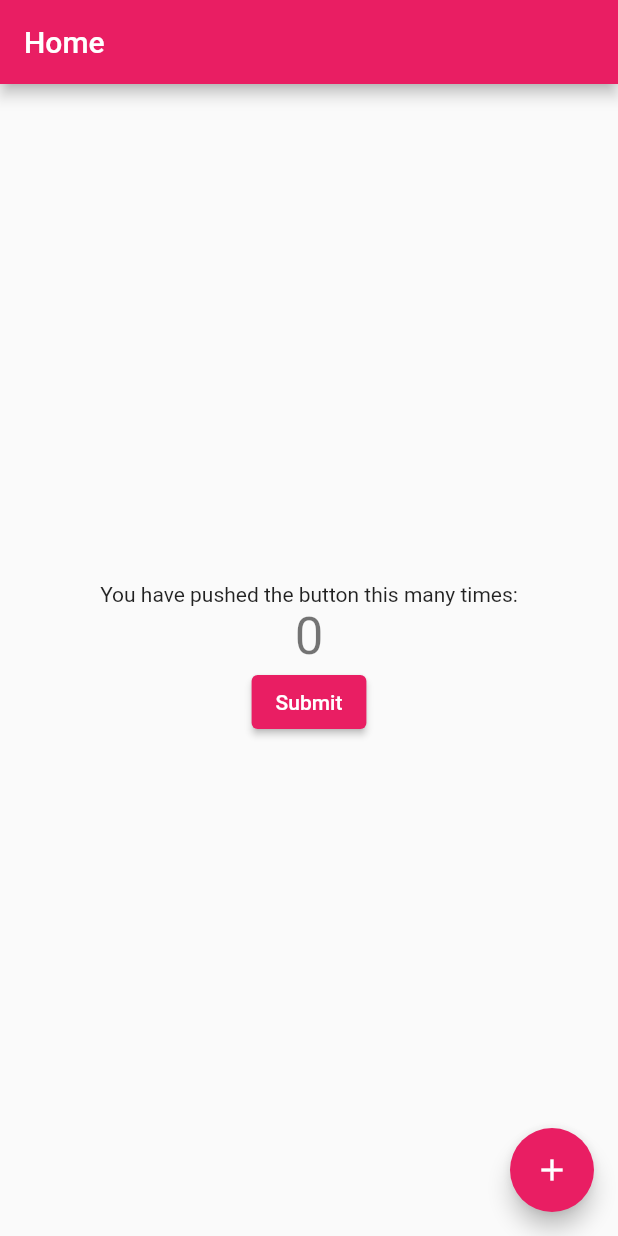
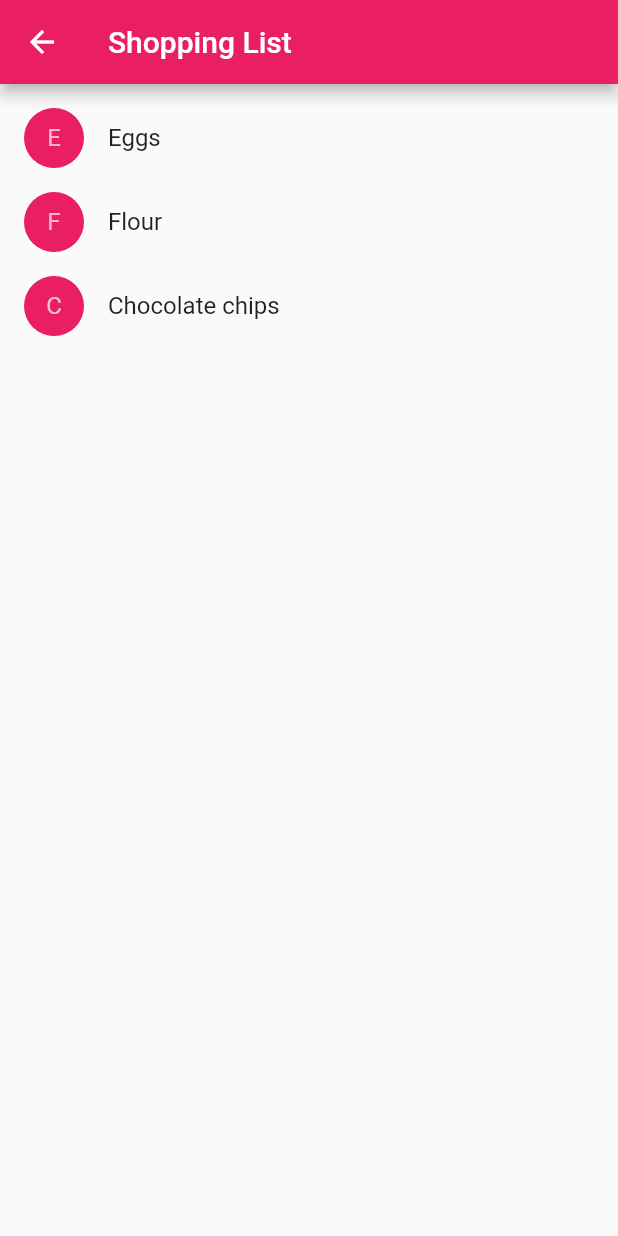
Before and after one commit to DallingtonAsin/ug-traffic-mobile, a Flutter app: the screen it shows after launch, after a tap on "Submit", on a phone screen of 412 x 824 dp. Run offline on Flutter 3.47's test engine with Material 2 defaults, Android fonts, the phone set to English and light mode, and no system bars.

Commit message:
added navigation

```diff
--- /dev/null
+++ b/lib/app.dart
@@ -0,0 +1,28 @@
+import 'package:flutter/material.dart';
+import 'package:ug_traffic/home_screen.dart';
+
+class App extends StatelessWidget {
+  const App({Key? key}) : super(key: key);
+
+  // This widget is the root of your application.
+  @override
+  Widget build(BuildContext context) {
+    return MaterialApp(
+      title: 'UG TRAFFIC',
+      theme: ThemeData(
+        // This is the theme of your application.
+        //
+        // Try running your application with "flutter run". You'll see the
+        // application has a blue toolbar. Then, without quitting the app, try
+        // changing the primarySwatch below to Colors.green and then invoke
+        // "hot reload" (press "r" in the console where you ran "flutter run",
+        // or simply save your changes to "hot reload" in a Flutter IDE).
+        // Notice that the counter didn't reset back to zero; the application
+        // is not restarted.
+        primarySwatch: Colors.pink,
+      ),
+      home: const HomeScreen(title: 'Home'),
+
+    );
+  }
+}
--- /dev/null
+++ b/lib/home_screen.dart
@@ -0,0 +1,101 @@
+import 'package:ug_traffic/common/custom_button.dart';
+import 'package:flutter/material.dart';
+import 'package:ug_traffic/product.dart';
+
+class HomeScreen extends StatefulWidget {
+  const HomeScreen({Key? key, required this.title}) : super(key: key);
+
+  // This widget is the home page of your application. It is stateful, meaning
+  // that it has a State object (defined below) that contains fields that affect
+  // how it looks.
+
+  // This class is the configuration for the state. It holds the values (in this
+  // case the title) provided by the parent (in this case the App widget) and
+  // used by the build method of the State. Fields in a Widget subclass are
+  // always marked "final".
+
+  final String title;
+
+  @override
+  State<HomeScreen> createState() => _HomeScreenState();
+}
+
+class _HomeScreenState extends State<HomeScreen> {
+  int _counter = 0;
+
+  void _incrementCounter() {
+    setState(() {
+      // This call to setState tells the Flutter framework that something has
+      // changed in this State, which causes it to rerun the build method below
+      // so that the display can reflect the updated values. If we changed
+      // _counter without calling setState(), then the build method would not be
+      // called again, and so nothing would appear to happen.
+      _counter++;
+    });
+  }
+
+  @override
+  Widget build(BuildContext context) {
+    // This method is rerun every time setState is called, for instance as done
+    // by the _incrementCounter method above.
+    //
+    // The Flutter framework has been optimized to make rerunning build methods
+    // fast, so that you can just rebuild anything that needs updating rather
+    // than having to individually change instances of widgets.
+    return Scaffold(
+      appBar: AppBar(
+        // Here we take the value from the HomeScreen object that was created by
+        // the App.build method, and use it to set our appbar title.
+        title: Text(widget.title),
+      ),
+      body: Center(
+        // Center is a layout widget. It takes a single child and positions it
+        // in the middle of the parent.
+        child: Column(
+          // Column is also a layout widget. It takes a list of children and
+          // arranges them vertically. By default, it sizes itself to fit its
+          // children horizontally, and tries to be as tall as its parent.
+          //
+          // Invoke "debug painting" (press "p" in the console, choose the
+          // "Toggle Debug Paint" action from the Flutter Inspector in Android
+          // Studio, or the "Toggle Debug Paint" command in Visual Studio Code)
+          // to see the wireframe for each widget.
+          //
+          // Column has various properties to control how it sizes itself and
+          // how it positions its children. Here we use mainAxisAlignment to
+          // center the children vertically; the main axis here is the vertical
+          // axis because Columns are vertical (the cross axis would be
+          // horizontal).
+          mainAxisAlignment: MainAxisAlignment.center,
+          children: <Widget>[
+            const Text(
+              'You have pushed the button this many times:',
+            ),
+            Text(
+              '$_counter',
+              style: Theme.of(context).textTheme.headline4,
+            ),
+            const SizedBox(width: 16),
+            Text('Counter: $_counter'),
+            CustomButton(
+                text: 'Submit',
+                onPressed: () => Navigator.push(
+                    context,
+                    MaterialPageRoute(
+                        builder: (context) => ShoppingList(products: [
+                              Product(name: 'Eggs'),
+                              Product(name: 'Flour'),
+                              Product(name: 'Chocolate chips'),
+                            ])))),
+          ],
+        ),
+      ),
+
+      floatingActionButton: FloatingActionButton(
+        onPressed: _incrementCounter,
+        tooltip: 'Increment',
+        child: const Icon(Icons.add),
+      ), // This trailing comma makes auto-formatting nicer for build methods.
+    );
+  }
+}
--- a/lib/main.dart
+++ b/lib/main.dart
@@ -1,119 +1,7 @@
 import 'package:flutter/material.dart';
-import 'package:ug_traffic/common/custom_button.dart';
+import 'package:ug_traffic/app.dart';
+
 
 void main() {
-  runApp(const MyApp());
+  runApp(const App());
 }
-
-class MyApp extends StatelessWidget {
-  const MyApp({Key? key}) : super(key: key);
-
-  // This widget is the root of your application.
-  @override
-  Widget build(BuildContext context) {
-    return MaterialApp(
-      title: 'Flutter Demo',
-      theme: ThemeData(
-        // This is the theme of your application.
-        //
-        // Try running your application with "flutter run". You'll see the
-        // application has a blue toolbar. Then, without quitting the app, try
-        // changing the primarySwatch below to Colors.green and then invoke
-        // "hot reload" (press "r" in the console where you ran "flutter run",
-        // or simply save your changes to "hot reload" in a Flutter IDE).
-        // Notice that the counter didn't reset back to zero; the application
-        // is not restarted.
-        primarySwatch: Colors.pink,
-      ),
-      home: const HomeScreen(title: 'Home'),
-    );
-  }
-}
-
-class HomeScreen extends StatefulWidget {
-  const HomeScreen({Key? key, required this.title}) : super(key: key);
-
-  // This widget is the home page of your application. It is stateful, meaning
-  // that it has a State object (defined below) that contains fields that affect
-  // how it looks.
-
-  // This class is the configuration for the state. It holds the values (in this
-  // case the title) provided by the parent (in this case the App widget) and
-  // used by the build method of the State. Fields in a Widget subclass are
-  // always marked "final".
-
-  final String title;
-
-  @override
-  State<HomeScreen> createState() => _HomeScreenState();
-}
-
-class _HomeScreenState extends State<HomeScreen> {
-  int _counter = 0;
-
-  void _incrementCounter() {
-    setState(() {
-      // This call to setState tells the Flutter framework that something has
-      // changed in this State, which causes it to rerun the build method below
-      // so that the display can reflect the updated values. If we changed
-      // _counter without calling setState(), then the build method would not be
-      // called again, and so nothing would appear to happen.
-      _counter++;
-    });
-  }
-
-  @override
-  Widget build(BuildContext context) {
-    // This method is rerun every time setState is called, for instance as done
-    // by the _incrementCounter method above.
-    //
-    // The Flutter framework has been optimized to make rerunning build methods
-    // fast, so that you can just rebuild anything that needs updating rather
-    // than having to individually change instances of widgets.
-    return Scaffold(
-      appBar: AppBar(
-        // Here we take the value from the HomeScreen object that was created by
-        // the App.build method, and use it to set our appbar title.
-        title: Text(widget.title),
-      ),
-      body: Center(
-        // Center is a layout widget. It takes a single child and positions it
-        // in the middle of the parent.
-        child: Column(
-          // Column is also a layout widget. It takes a list of children and
-          // arranges them vertically. By default, it sizes itself to fit its
-          // children horizontally, and tries to be as tall as its parent.
-          //
-          // Invoke "debug painting" (press "p" in the console, choose the
-          // "Toggle Debug Paint" action from the Flutter Inspector in Android
-          // Studio, or the "Toggle Debug Paint" command in Visual Studio Code)
-          // to see the wireframe for each widget.
-          //
-          // Column has various properties to control how it sizes itself and
-          // how it positions its children. Here we use mainAxisAlignment to
-          // center the children vertically; the main axis here is the vertical
-          // axis because Columns are vertical (the cross axis would be
-          // horizontal).
-          mainAxisAlignment: MainAxisAlignment.center,
-          children: <Widget>[
-            const Text(
-              'You have pushed the button this many times:',
-            ),
-            Text(
-              '$_counter',
-              style: Theme.of(context).textTheme.headline4,
-            ),
-            CustomButton(
-                text: 'Submit', onPressed: () => print('Button pressed'))
-          ],
-        ),
-      ),
-
-      floatingActionButton: FloatingActionButton(
-        onPressed: _incrementCounter,
-        tooltip: 'Increment',
-        child: const Icon(Icons.add),
-      ), // This trailing comma makes auto-formatting nicer for build methods.
-    );
-  }
-}
--- /dev/null
+++ b/lib/product.dart
@@ -0,0 +1,125 @@
+import 'package:flutter/material.dart';
+
+class Product {
+  const Product({required this.name});
+
+  final String name;
+}
+
+typedef CartChangedCallback = Function(Product product, bool inCart);
+
+class ShoppingListItem extends StatelessWidget {
+  ShoppingListItem({
+    required this.product,
+    required this.inCart,
+    required this.onCartChanged,
+  }) : super(key: ObjectKey(product));
+
+  final Product product;
+  final bool inCart;
+  final CartChangedCallback onCartChanged;
+
+  Color _getColor(BuildContext context) {
+    // The theme depends on the BuildContext because different
+    // parts of the tree can have different themes.
+    // The BuildContext indicates where the build is
+    // taking place and therefore which theme to use.
+
+    return inCart //
+        ? Colors.black54
+        : Theme.of(context).primaryColor;
+  }
+
+  TextStyle? _getTextStyle(BuildContext context) {
+    if (!inCart) return null;
+
+    return const TextStyle(
+      color: Colors.black54,
+      decoration: TextDecoration.lineThrough,
+    );
+  }
+
+  @override
+  Widget build(BuildContext context) {
+    return ListTile(
+      onTap: () {
+        onCartChanged(product, inCart);
+      },
+      leading: CircleAvatar(
+        backgroundColor: _getColor(context),
+        child: Text(product.name[0]),
+      ),
+      title: Text(
+        product.name,
+        style: _getTextStyle(context),
+      ),
+    );
+  }
+}
+
+class ShoppingList extends StatefulWidget {
+  const ShoppingList({required this.products});
+
+  final List<Product> products;
+
+  // The framework calls createState the first time
+  // a widget appears at a given location in the tree.
+  // If the parent rebuilds and uses the same type of
+  // widget (with the same key), the framework re-uses
+  // the State object instead of creating a new State object.
+
+  @override
+  State<ShoppingList> createState() => _ShoppingListState();
+}
+
+class _ShoppingListState extends State<ShoppingList> {
+  final _shoppingCart = <Product>{};
+
+  void _handleCartChanged(Product product, bool inCart) {
+    setState(() {
+      // When a user changes what's in the cart, you need
+      // to change _shoppingCart inside a setState call to
+      // trigger a rebuild.
+      // The framework then calls build, below,
+      // which updates the visual appearance of the app.
+
+      if (!inCart) {
+        _shoppingCart.add(product);
+      } else {
+        _shoppingCart.remove(product);
+      }
+    });
+  }
+
+  @override
+  Widget build(BuildContext context) {
+    return Scaffold(
+      appBar: AppBar(
+        title: const Text('Shopping List'),
+      ),
+      body: ListView(
+        padding: const EdgeInsets.symmetric(vertical: 8.0),
+        children: widget.products.map((product) {
+          return ShoppingListItem(
+            product: product,
+            inCart: _shoppingCart.contains(product),
+            onCartChanged: _handleCartChanged,
+          );
+        }).toList(),
+      ),
+    );
+  }
+}
+
+void main() {
+  runApp(const MaterialApp(
+    title: 'Shopping App',
+    home: ShoppingList(
+      products: [
+        Product(name: 'Eggs'),
+        Product(name: 'Flour'),
+        Product(name: 'Chocolate chips'),
+      ],
+    ),
+  ));
+}
```
Also changed, not shown: 1 other file.
